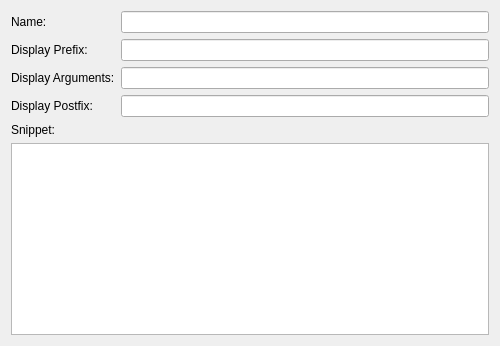
Qt form plugins/snippet/editsnippet.ui (KDE/kdevelop) before a commit.
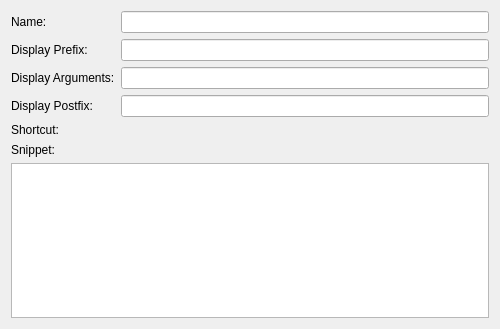
The same form after that commit. Custom widgets are drawn as their Qt base class.

Commit message: make it possible to assign shortcuts to snippets

```diff
--- a/plugins/snippet/editsnippet.ui
+++ b/plugins/snippet/editsnippet.ui
@@ -2,6 +2,14 @@
 <ui version="4.0">
  <class>EditSnippetBase</class>
  <widget class="QWidget" name="EditSnippetBase">
+  <property name="geometry">
+   <rect>
+    <x>0</x>
+    <y>0</y>
+    <width>500</width>
+    <height>329</height>
+   </rect>
+  </property>
   <property name="minimumSize">
    <size>
     <width>500</width>
@@ -66,14 +74,14 @@
      </property>
     </widget>
    </item>
-   <item row="4" column="0">
+   <item row="5" column="0">
     <widget class="QLabel" name="snippetContentsLabel">
      <property name="text">
       <string>Snippet:</string>
      </property>
     </widget>
    </item>
-   <item row="5" column="0" colspan="2">
+   <item row="6" column="0" colspan="2">
     <widget class="KTextEdit" name="snippetContentsEdit">
      <property name="sizePolicy">
       <sizepolicy hsizetype="Expanding" vsizetype="Maximum">
@@ -89,6 +97,16 @@
      </property>
     </widget>
    </item>
+   <item row="4" column="0">
+    <widget class="QLabel" name="snippetShortcutLabel">
+     <property name="text">
+      <string>Shortcut:</string>
+     </property>
+    </widget>
+   </item>
+   <item row="4" column="1">
+    <widget class="KShortcutWidget" name="snippetShortcutWidget"/>
+   </item>
   </layout>
  </widget>
  <customwidgets>
@@ -97,6 +115,11 @@
    <extends>QLineEdit</extends>
    <header>klineedit.h</header>
   </customwidget>
+  <customwidget>
+   <class>KShortcutWidget</class>
+   <extends>QWidget</extends>
+   <header>kshortcutwidget.h</header>
+  </customwidget>
   <customwidget>
    <class>KTextEdit</class>
    <extends>QTextEdit</extends>
```
The commit also changes 6 other files.
